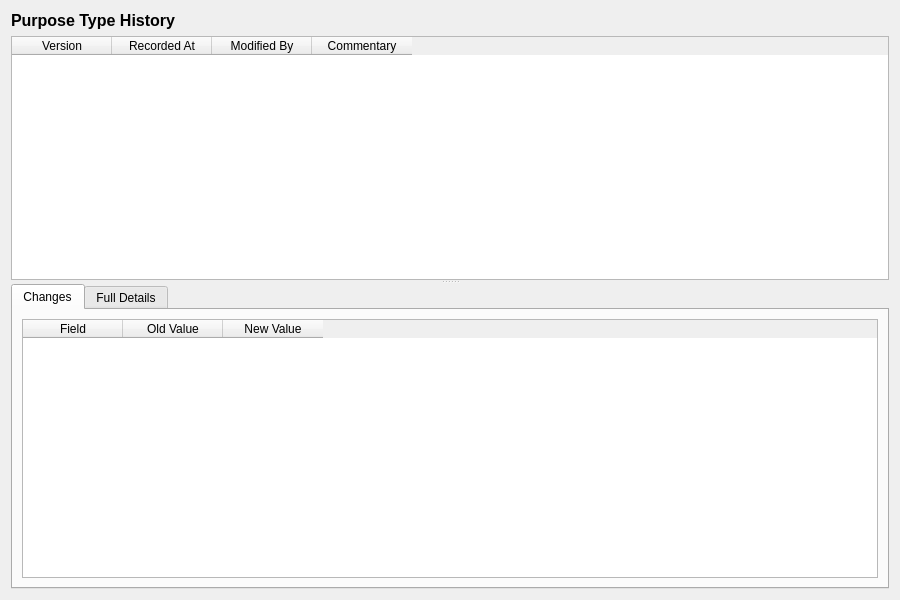
OreStudio/OreStudio, file projects/ores.qt/ui/PurposeTypeHistoryDialog.ui: the form before one commit.
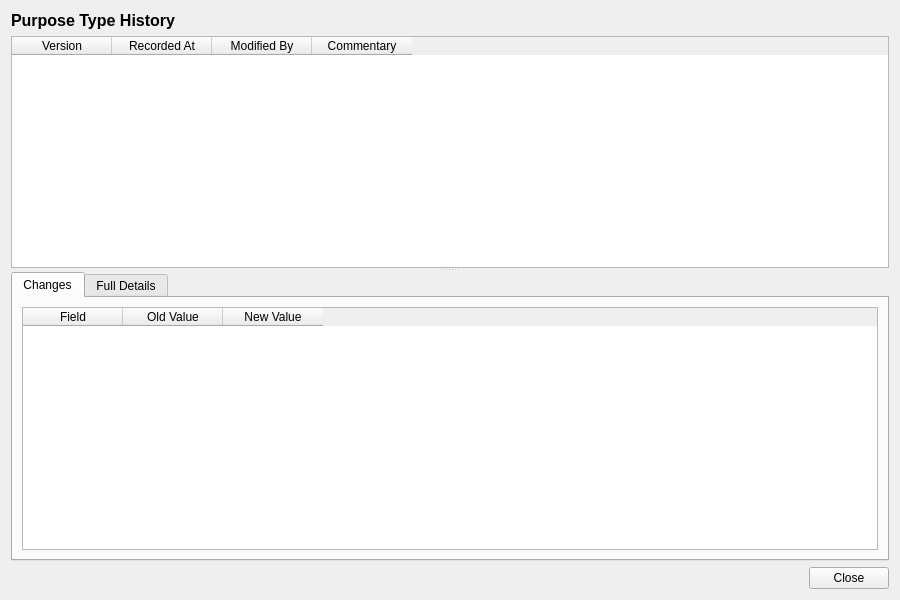
The form after the commit.

Commit message: [qt] Remove toolbars from detail dialogs; add Close button throughout

Diff of the .ui file:
```diff
--- a/projects/ores.qt/ui/PurposeTypeHistoryDialog.ui
+++ b/projects/ores.qt/ui/PurposeTypeHistoryDialog.ui
@@ -265,6 +265,27 @@
      </widget>
     </widget>
    </item>
+   <item>
+    <layout class="QHBoxLayout" name="buttonLayout">
+     <item>
+      <spacer name="horizontalSpacer">
+       <property name="orientation">
+        <enum>Qt::Horizontal</enum>
+       </property>
+       <property name="sizeHint" stdset="0">
+        <size><width>40</width><height>20</height></size>
+       </property>
+      </spacer>
+     </item>
+     <item>
+      <widget class="QPushButton" name="closeButton">
+       <property name="text">
+        <string>Close</string>
+       </property>
+      </widget>
+     </item>
+    </layout>
+   </item>
   </layout>
  </widget>
  <resources/>
```
The commit also changes 201 other files.
